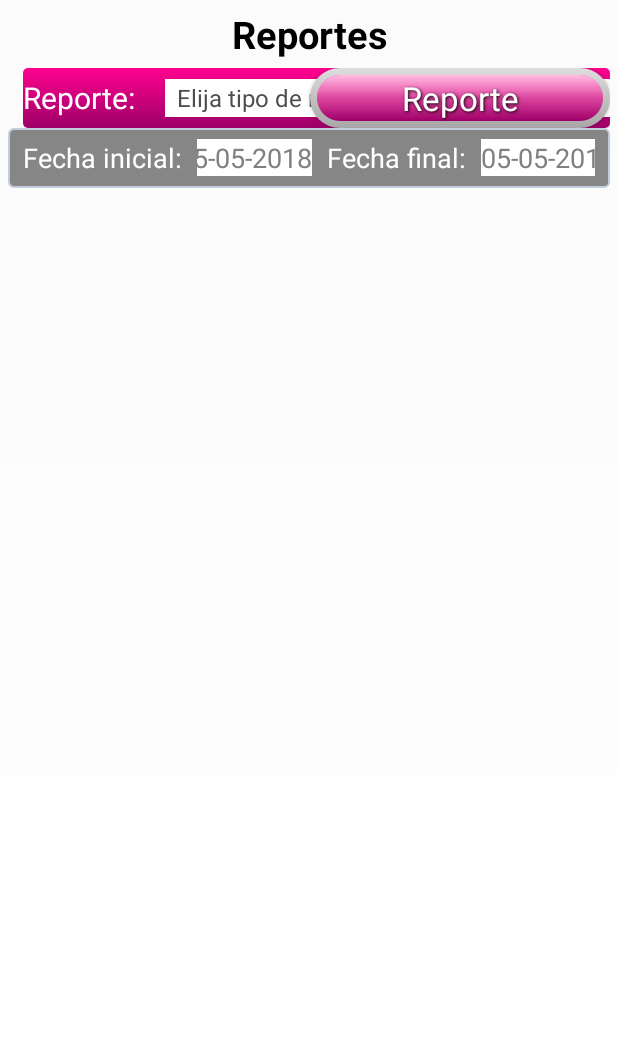
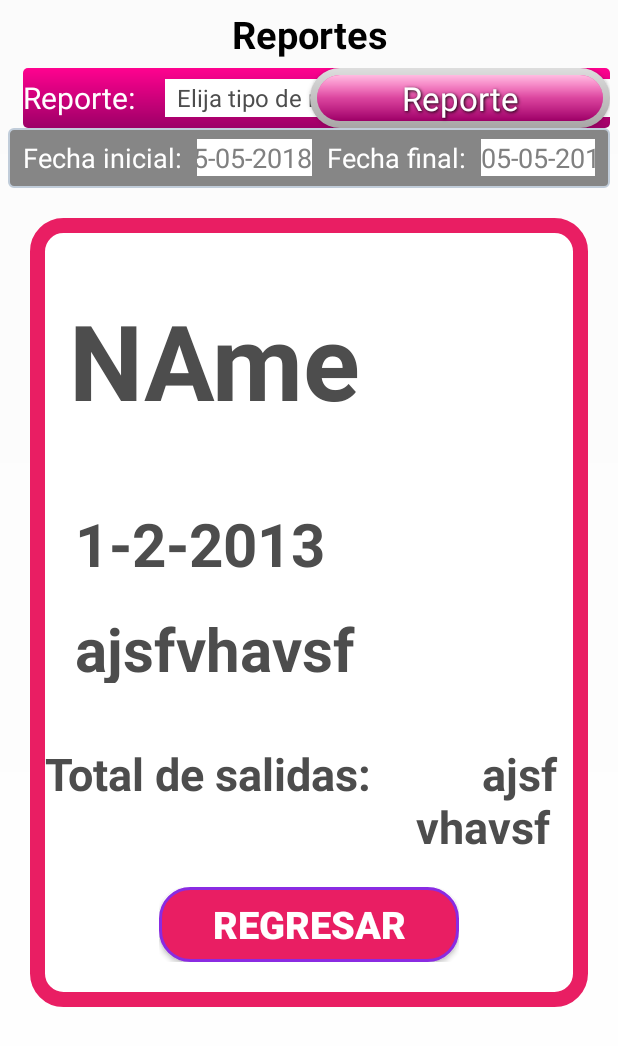
Before and after one commit to smohankrishna/brio, an Android app: the fragment ReportesFragment_bkp shown on its own in the app's theme, on a phone screen of 412 x 824 dp. Shown: the top 1046 px of the screen. Run offline under Robolectric (Android 15) with nearby library versions, the phone set to English and light mode, and no system bars; our stand-ins replace sdp/ssp sizes; libraries missing offline, so code that uses them is left out: brio.sdk.logger; plain views replace BrioButton.

Commit message:
Report Specific added

```diff
--- a/app/src/main/java/net/hova_it/barared/brio/apis/models/daos/ReportesDAO.java
+++ b/app/src/main/java/net/hova_it/barared/brio/apis/models/daos/ReportesDAO.java
@@ -15,6 +15,10 @@ public class ReportesDAO {
     public ReportesDAO(SQLiteService sqLiteService) {
         this.sqLiteService = sqLiteService;
     }
+
+
+
+
     /**
      * Obtener todos los registros
      * @return
--- /dev/null
+++ b/app/src/main/java/net/hova_it/barared/brio/apis/reports/CustomSpecificBackButtonListener.java
@@ -0,0 +1,6 @@
+package net.hova_it.barared.brio.apis.reports;
+
+public interface CustomSpecificBackButtonListener {
+
+     void onBackClickFromSpecificReport();
+}
--- a/app/src/main/java/net/hova_it/barared/brio/apis/reports/ReportesAdapter.java
+++ b/app/src/main/java/net/hova_it/barared/brio/apis/reports/ReportesAdapter.java
@@ -117,7 +117,7 @@ public class ReportesAdapter extends RecyclerView.Adapter<ReportesAdapter.Report
 
         public ReportesViewHolder(View vitem) {
             super(vitem);
-            descArticulo=(TextView)vitem.findViewById(R.id.reporte_producto);
+           // descArticulo=(TextView)vitem.findViewById(R.id.reporte_producto);
             cantidad=(TextView)vitem.findViewById(R.id.reporte_cantidad);
 
         }
--- /dev/null
+++ b/app/src/main/res/drawable/report_specific_round_corner.xml
@@ -0,0 +1,21 @@
+<?xml version="1.0" encoding="UTF-8"?>
+<shape xmlns:android="http://schemas.android.com/apk/res/android">
+    <solid android:color="#ffffffff"/>
+
+    <stroke android:width="10dp"
+        android:color="@color/pink_500"
+        />
+
+    <padding android:left="10dp"
+        android:top="10dp"
+        android:right="10dp"
+        android:bottom="10dp"
+        />
+
+    <corners
+        android:radius="20dp"
+        android:bottomRightRadius="17dp"
+        android:bottomLeftRadius="17dp"
+        android:topLeftRadius="17dp"
+        android:topRightRadius="17dp"/>
+</shape>
--- /dev/null
+++ b/app/src/main/res/drawable/round_button.xml
@@ -0,0 +1,11 @@
+<?xml version="1.0" encoding="utf-8"?>
+<selector xmlns:android="http://schemas.android.com/apk/res/android">
+    <item>
+        <shape android:shape="rectangle">
+            <solid android:color="@color/pink_500"/>
+            <stroke android:color="#8A2BE2" android:width="2dp" />
+            <!--corners allow us to make the rounded corners button-->
+            <corners android:radius="20dp" />
+        </shape>
+    </item>
+</selector>
--- /dev/null
+++ b/app/src/main/res/layout/report_specfic_entry.xml
@@ -0,0 +1,119 @@
+<ScrollView
+    xmlns:android="http://schemas.android.com/apk/res/android"
+    android:layout_width="match_parent"
+    android:layout_height="match_parent"
+
+    >
+<LinearLayout xmlns:android="http://schemas.android.com/apk/res/android"
+    android:layout_width="match_parent"
+    android:layout_height="wrap_content"
+    android:id="@+id/report_specfic_view"
+    android:layout_margin="20dp"
+    android:orientation="vertical"
+    android:background="@drawable/report_specific_round_corner">
+
+    <LinearLayout
+        android:orientation="vertical"
+        android:layout_width="320dp"
+        android:layout_height="150dp"
+        android:layout_marginTop="10dp"
+        android:layout_gravity="center_horizontal"
+        android:gravity="center_vertical|left"
+        >
+        <TextView
+            android:layout_width="wrap_content"
+            android:layout_height="wrap_content"
+            android:textSize="70dp"
+            android:textStyle="bold"
+            android:id="@+id/report_specfic_concepto_name"
+            android:text="NAme" />
+
+
+    </LinearLayout>
+
+    <LinearLayout
+        android:layout_width="match_parent"
+        android:layout_height="50dp"
+        android:layout_marginTop="20dp"
+        android:layout_marginLeft="20dp">
+
+        <TextView
+            android:layout_width="wrap_content"
+            android:layout_height="wrap_content"
+            android:id="@+id/report_specfic_date"
+            android:text="1-2-2013"
+            android:textSize="40dp"
+            android:textStyle="bold"/>
+
+    </LinearLayout>
+
+    <LinearLayout
+        android:layout_width="wrap_content"
+        android:layout_height="50dp"
+        android:layout_marginTop="20dp"
+        android:layout_marginLeft="20dp">
+
+        <TextView
+            android:layout_width="wrap_content"
+            android:layout_height="wrap_content"
+            android:textStyle="bold"
+            android:text="ajsfvhavsf"
+            android:id="@+id/report_specfic_user"
+            android:textSize="40dp"/>
+
+    </LinearLayout>
+
+
+
+    <android.support.v7.widget.RecyclerView
+        android:layout_width="match_parent"
+        android:layout_height="wrap_content"
+        android:id="@+id/report_specfic_recyclerview"
+        android:layout_margin="20dp">
+
+    </android.support.v7.widget.RecyclerView>
+
+    <LinearLayout
+        android:layout_width="match_parent"
+        android:layout_height="wrap_content">
+
+        <TextView
+            android:layout_width="wrap_content"
+            android:layout_height="wrap_content"
+            android:textStyle="bold"
+            android:text="Total de salidas:    "
+            android:textSize="30dp"/>
+        <TextView
+            android:layout_width="wrap_content"
+            android:layout_height="wrap_content"
+            android:textStyle="bold"
+            android:text="      ajsfvhavsf"
+            android:id="@+id/report_specific_total"
+            android:textSize="30dp"/>
+
+
+    </LinearLayout>
+
+    <LinearLayout
+        android:layout_marginTop="20dp"
+        android:layout_marginBottom="20dp"
+        android:layout_width="200dp"
+        android:gravity="center_vertical|left"
+        android:layout_gravity="center_horizontal"
+        android:layout_height="50dp">
+
+    <Button
+        android:layout_width="200dp"
+        android:gravity="center_vertical|center_horizontal"
+        android:layout_height="50dp"
+        android:id="@+id/report_specfic_backButton"
+        android:textColor="#ffff"
+        android:textSize="25dp"
+        android:textStyle="bold"
+        android:text="   Regresar   "
+        android:background="@drawable/round_button"
+        android:theme="@style/MyButton"/>
+    </LinearLayout>
+
+</LinearLayout>
+</ScrollView>
--- a/app/src/main/res/layout/reports_fragments.xml
+++ b/app/src/main/res/layout/reports_fragments.xml
@@ -170,6 +170,7 @@
                 android:id="@+id/loading_reports"
                 layout="@layout/view_loading"
                 android:visibility="gone"/>
+
 
 
                     <LinearLayout
@@ -1202,6 +1203,16 @@
 
             </LinearLayout>
 
+
+
+            <include
+                android:id="@+id/report_specific_include"
+                layout="@layout/report_specfic_entry"
+                android:visibility="visible"
+
+                ></include>
+
+
             <LinearLayout
                 android:orientation="horizontal"
                 android:layout_width="match_parent"
@@ -1287,4 +1298,7 @@
 
     </LinearLayout>
 
+
+
+
 </LinearLayout>
--- a/app/src/main/res/values/colors.xml
+++ b/app/src/main/res/values/colors.xml
@@ -12,6 +12,7 @@
     <color name="blue_cien">#82B1FF</color>
     <color name="shiftOn">#FF11C219</color>
     <color name="shiftOff">#FF000000</color>
+    <color name="indigo">#4b0082</color>
 
     <!-- ############################################################################################################################# -->
 
--- a/app/src/main/res/values/styles.xml
+++ b/app/src/main/res/values/styles.xml
@@ -95,5 +95,9 @@
         <item name="android:scrollbarFadeDuration">0</item>
     </style>
 
+    <style name="MyButton" parent="Theme.AppCompat.Light">
+        <item name="colorControlHighlight">@color/indigo</item>
+        <item name="colorButtonNormal">@color/pink_500</item>
+    </style>
 
 </resources>
--- a/build.gradle
+++ b/build.gradle
@@ -6,7 +6,7 @@ buildscript {
         google()
     }
     dependencies {
-        classpath 'com.android.tools.build:gradle:3.1.0'
+        classpath 'com.android.tools.build:gradle:3.1.2'
 
         // NOTE: Do not place your application dependencies here; they belong
         // in the individual module build.gradle files
```
Also changed, not shown: app/src/main/java/net/hova_it/barared/brio/apis/reports/CustomReportOnClickListner.java (added, +8 -0 lines), app/src/main/java/net/hova_it/barared/brio/apis/reports/ReportSpecificAdapter.java (added, +116 -0 lines), app/src/main/java/net/hova_it/barared/brio/apis/reports/ReportesClosedCashAdapter.java (+15 -3 lines), app/src/main/java/net/hova_it/barared/brio/apis/reports/ReportesFragment.java (+51 -1 lines), app/src/main/res/layout/report_specfic_entry_row.xml (added, +51 -0 lines), 2 other files.
